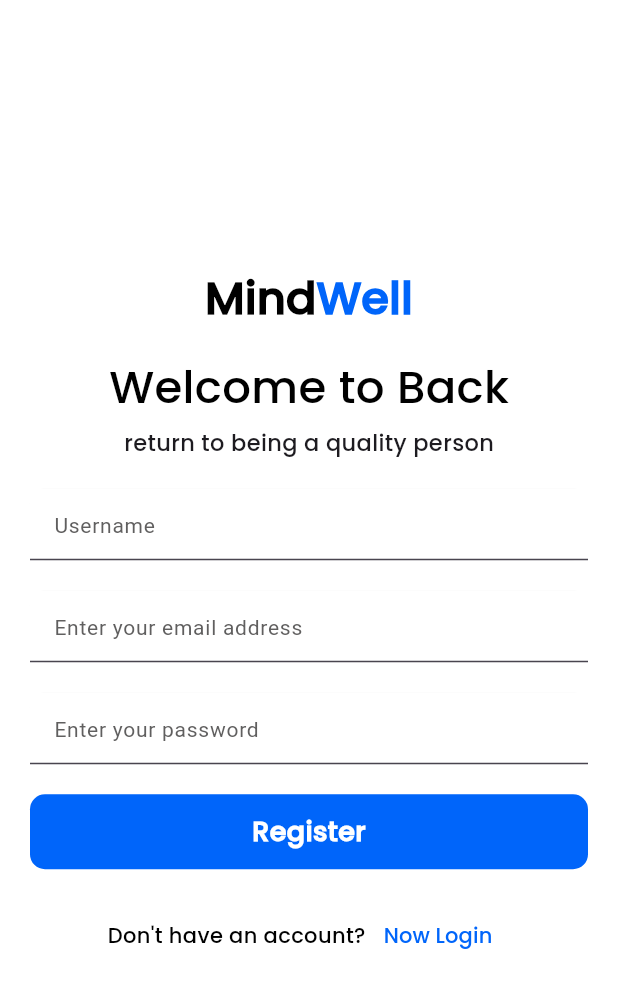
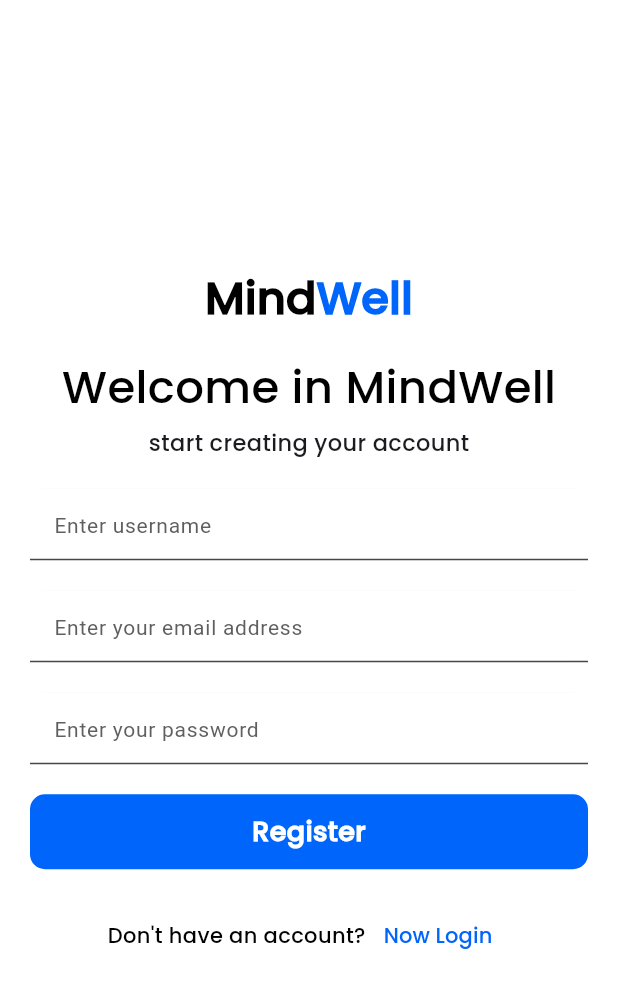
Before and after one commit to muamarzidan/MindWell, a Flutter app: the RegisterScreen screen opened by its route, on a phone screen of 412 x 824 dp. Shown: the top 988 px of the screen. Run offline on Flutter 3.47's test engine with Material 3 defaults, Android fonts, the phone set to English and light mode, and no system bars; our stand-ins replace firebase_auth, firebase_core; accounts and stored records are empty.

Commit message:
add: ui login register

```diff
--- a/lib/features/register/register_screen.dart
+++ b/lib/features/register/register_screen.dart
@@ -65,7 +65,7 @@ class _RegisterScreenState extends State<RegisterScreen> {
                 ),
               ),const SizedBox(height: 15),
               const Text(
-                "Welcome to Back",
+                "Welcome in MindWell",
                 style: TextStyle(
                   fontSize: 30,
                   fontFamily: "Poppins",
@@ -74,7 +74,7 @@ class _RegisterScreenState extends State<RegisterScreen> {
               ),
               const SizedBox(height: 5),
               const Text(
-                "return to being a quality person",
+                "start creating your account",
                 style: TextStyle(
                   fontSize: 15,
                   fontWeight: FontWeight.normal,
@@ -84,7 +84,7 @@ class _RegisterScreenState extends State<RegisterScreen> {
               const SizedBox(height: 20),
               FormAuthController(
                 controller: _emailController,
-                hintText: "Username",
+                hintText: "Enter username",
                 isPasswordField: false,
               ),
               const SizedBox(height: 20),
```
